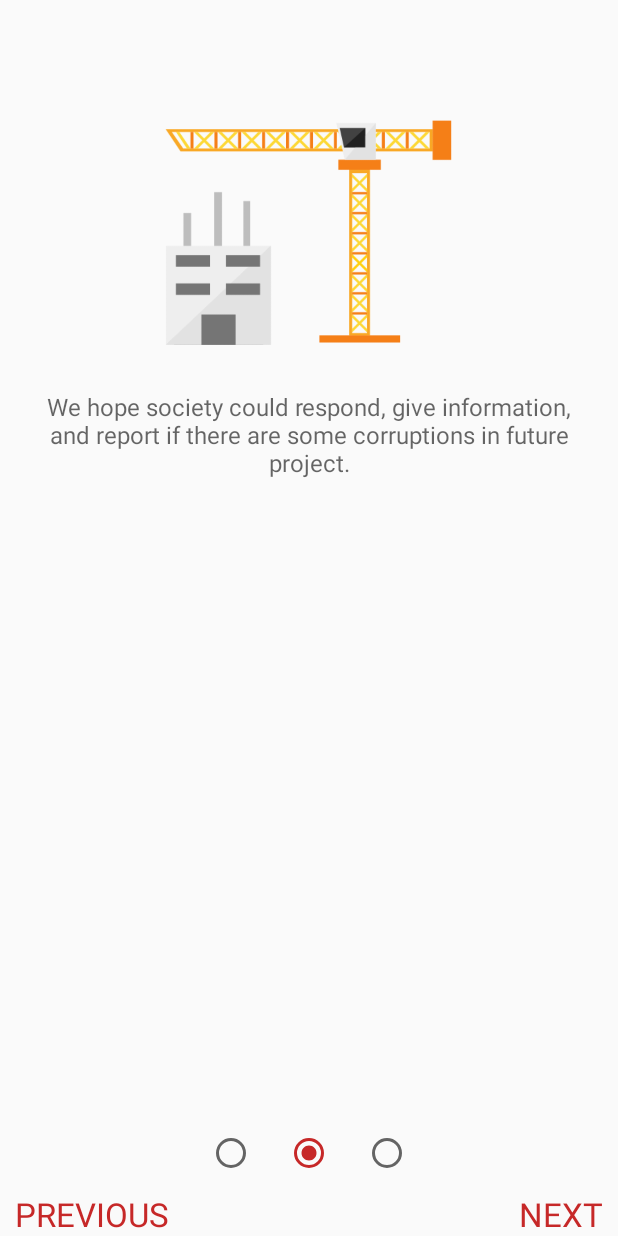
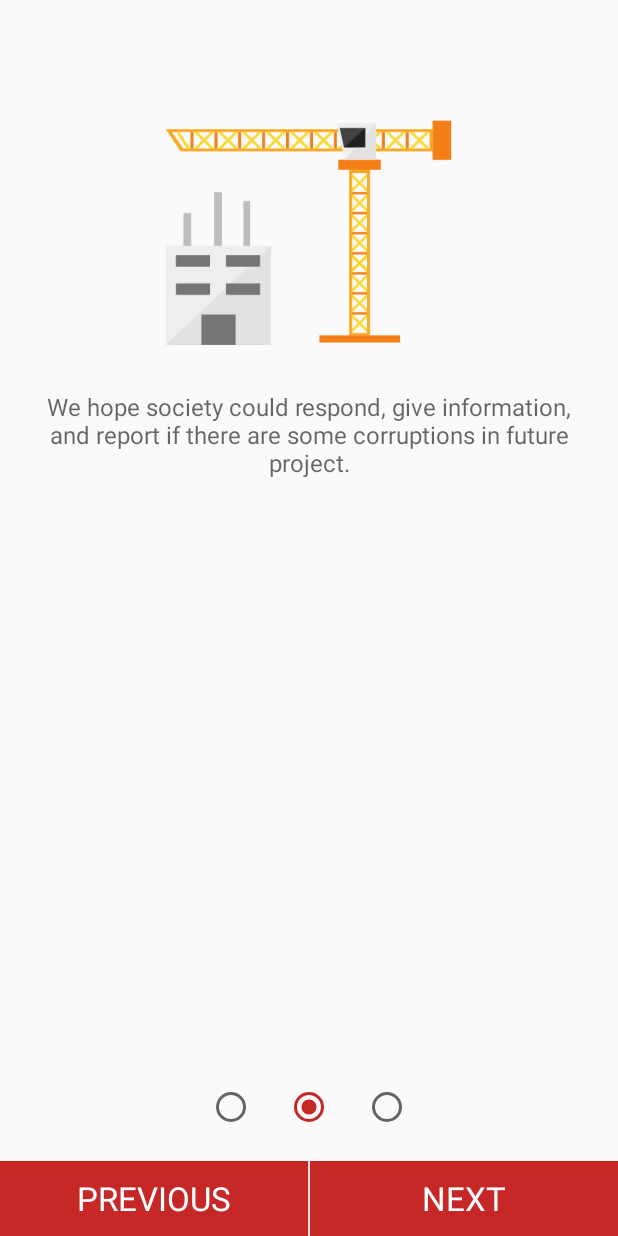
Before and after one commit to madrish/Pantau_Indonesia, an Android app: the screen it shows after launch (GettingStarted), after a tap on "NEXT", on a phone screen of 412 x 824 dp. Run offline under Robolectric (Android 15) with nearby library versions, the light colour scheme and no system bars.

Commit message:
getting baru

```diff
--- a/app/src/main/res/drawable/circle.xml
+++ b/app/src/main/res/drawable/circle.xml
@@ -2,7 +2,8 @@
 <shape
     xmlns:android="http://schemas.android.com/apk/res/android"
     android:shape="oval">
-    <stroke android:width="3dp" android:color="@color/colorPrimary"/>
+    <stroke android:width="3dp"
+        android:color="@color/colorPrimary"/>
 
 
     <size
--- /dev/null
+++ b/app/src/main/res/drawable/pembatas.xml
@@ -0,0 +1,9 @@
+<shape xmlns:android="http://schemas.android.com/apk/res/android"
+    android:shape="rectangle">
+
+    <solid android:color="@color/colorWhite1" />
+    <size
+        android:height="20dp"
+        android:width="1dp" />
+
+</shape>
--- /dev/null
+++ b/app/src/main/res/drawable/rect_btn_noradius.xml
@@ -0,0 +1,8 @@
+<?xml version="1.0" encoding="utf-8"?>
+<shape xmlns:android="http://schemas.android.com/apk/res/android"
+    android:shape="rectangle">
+    <solid android:color="@color/colorPrimary" />
+    <size
+        android:width="100dp"
+        android:height="50dp" />
+</shape>
--- a/app/src/main/res/layout/frag_getting2.xml
+++ b/app/src/main/res/layout/frag_getting2.xml
@@ -36,9 +36,12 @@
         android:layout_height="wrap_content"
         android:layout_gravity="center_horizontal"
         android:gravity="center_horizontal"
-        android:layout_alignParentTop="false"
         android:id="@+id/linearLayout4"
-        android:layout_above="@+id/textNext">
+        android:layout_above="@+id/linearLayout6"
+        android:layout_alignParentLeft="false"
+        android:layout_alignParentStart="true"
+        android:layout_centerHorizontal="true"
+        android:layout_marginBottom="20dp">
 
         <RadioButton
             android:layout_width="wrap_content"
@@ -64,31 +67,50 @@
             android:clickable="false" />
     </LinearLayout>
 
+    <LinearLayout
+        android:orientation="horizontal"
+        android:layout_width="match_parent"
+        android:layout_height="50dp"
+        android:layout_alignParentBottom="true"
+        android:id="@+id/linearLayout6"
+        android:gravity="center_horizontal"
+        android:background="@drawable/rect_btn_noradius">
+
         <TextView
-        android:layout_width="wrap_content"
-        android:layout_height="wrap_content"
+            android:layout_width="match_parent"
+            android:layout_height="50dp"
+            android:textAppearance="?android:attr/textAppearanceLarge"
+            android:text="PREVIOUS"
+            android:id="@+id/textPrev"
+            android:textColor="@color/colorWhite0"
+            android:layout_alignParentBottom="true"
+            android:layout_alignParentLeft="true"
+            android:layout_alignParentStart="false"
+            android:layout_marginBottom="10dp"
+            android:gravity="center_vertical|center_horizontal"
+            android:layout_weight="0.5" />
+
+        <ImageView
+            android:layout_width="1dp"
+            android:layout_height="match_parent"
+            android:id="@+id/imageView10"
+            android:background="@drawable/pembatas"
+            android:src="@drawable/pembatas" />
+
+        <TextView
+            android:layout_width="match_parent"
+            android:layout_height="50dp"
             android:textAppearance="?android:attr/textAppearanceLarge"
             android:text="NEXT"
             android:id="@+id/textNext"
-        android:textColor="@color/colorPrimary"
-        android:layout_gravity="right"
+            android:textColor="@color/colorWhite0"
             android:layout_alignParentRight="true"
             android:layout_alignParentEnd="false"
-        android:layout_marginRight="10dp"
             android:layout_marginBottom="10dp"
-        android:layout_alignParentBottom="true" />
+            android:layout_alignParentBottom="true"
+            android:layout_weight="0.5"
+            android:gravity="center_vertical|center_horizontal" />
 
-    <TextView
-        android:layout_width="wrap_content"
-        android:layout_height="wrap_content"
-        android:textAppearance="?android:attr/textAppearanceLarge"
-        android:text="PREVIOUS"
-        android:id="@+id/textPrev"
-        android:textColor="@color/colorPrimary"
-        android:layout_gravity="right"
-        android:layout_alignParentBottom="true"
-        android:layout_alignParentLeft="true"
-        android:layout_alignParentStart="false"
-        android:layout_marginLeft="10dp"
-        android:layout_marginBottom="10dp" />
+    </LinearLayout>
+
 </RelativeLayout>
```
Also changed, not shown: app/src/main/res/drawable/strokerectbtn.xml (added, +12 -0 lines), app/src/main/res/layout/frag_getting1.xml (+9 -9 lines), app/src/main/res/layout/frag_getting3.xml (+42 -21 lines). Lines whose indentation alone changed are shown as unchanged.
